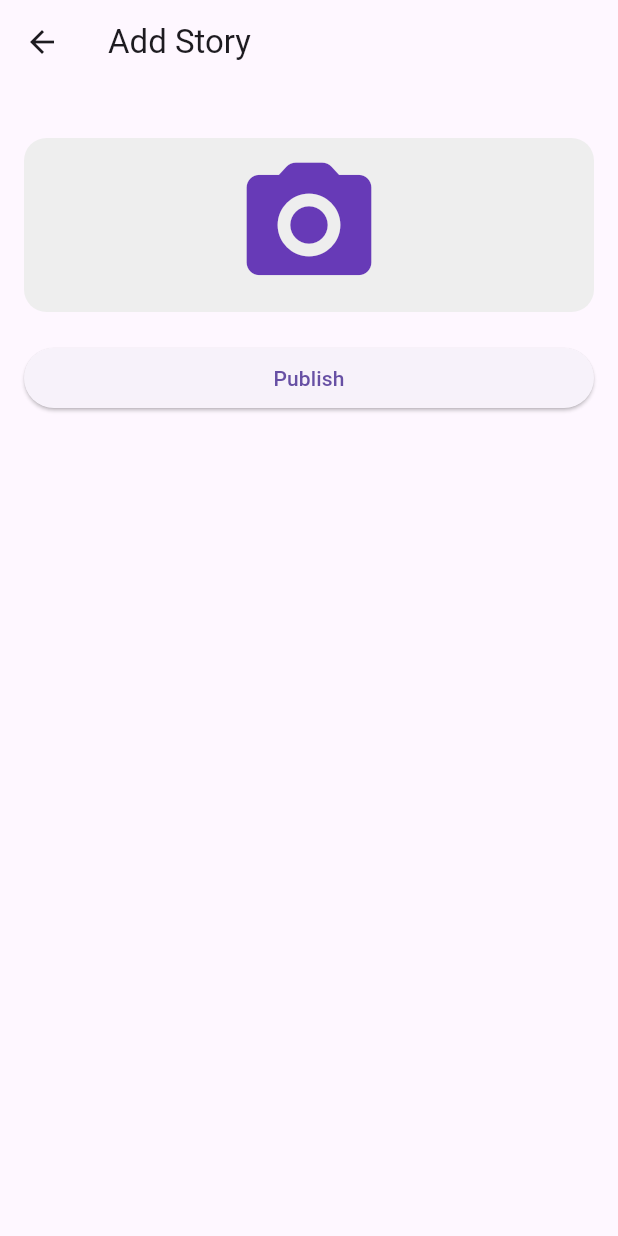
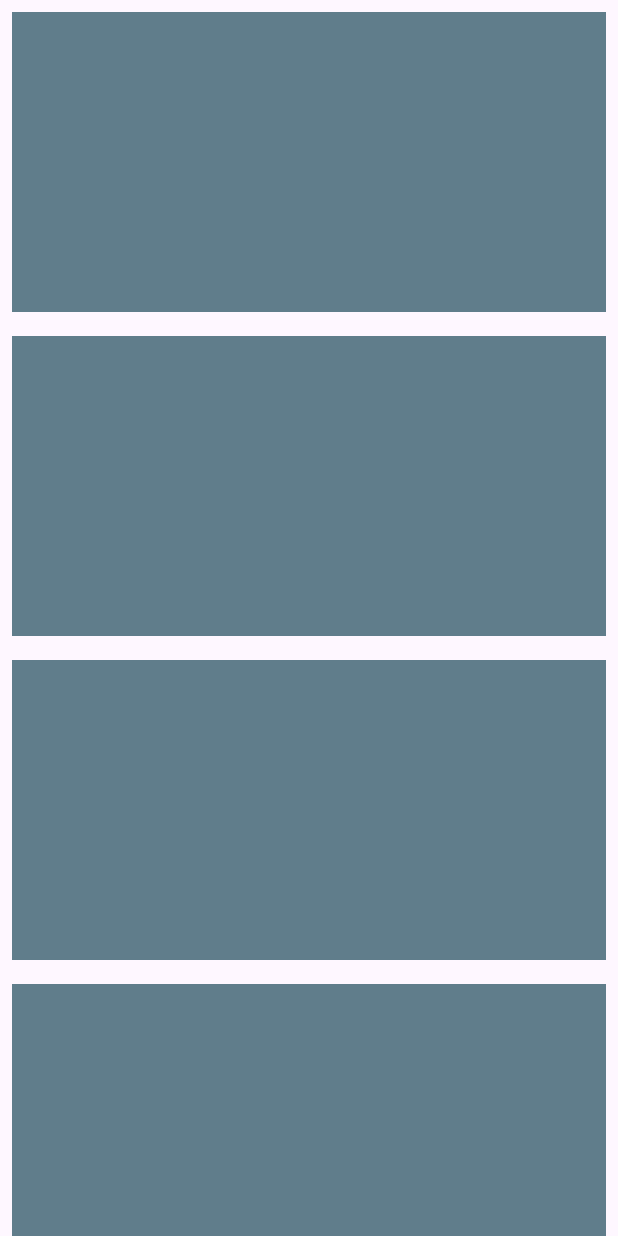
Before and after one commit to keylabintang/sutoriapp_hop, a Flutter app: the AddStoryScreen screen opened directly, on a phone screen of 412 x 824 dp. Run offline on Flutter 3.47's test engine with Material 3 defaults, Android fonts, the phone set to English and light mode, and no system bars.

Commit message:
list view + layout builder

```diff
--- a/lib/ui/add_story_screen.dart
+++ b/lib/ui/add_story_screen.dart
@@ -4,39 +4,32 @@ class AddStoryScreen extends StatelessWidget {
   @override
   Widget build(BuildContext context) {
     return Scaffold(
-      appBar: AppBar(
-        title: Text("Add Story"),
-      ),
-      body: Padding(
-        padding: const EdgeInsets.all(16.0),
-        child: Column(
-          crossAxisAlignment: CrossAxisAlignment.stretch,
-          children: [
-            SizedBox(
-              height: 20,
-            ),
-            Container(
-              decoration: BoxDecoration(
-                borderRadius: BorderRadius.circular(15),
-                color: Colors.grey[200],
-              ),
-              child: IconButton(
-                onPressed: () {},
-                iconSize: 100,
-                icon: Icon(Icons.camera_alt_rounded),
-                color: Colors.deepPurple,
-              ),
-            ),
-            SizedBox(
-              height: 20,
-            ),
-            ElevatedButton(
-              onPressed: () {},
-              child: Text('Publish'),
-            ),
-          ],
-        ),
-      ),
-    );
+        body: LayoutBuilder(builder: (BuildContext context, constraints) {
+      if (constraints.maxWidth < 600) {
+        return ListView(
+          children: _generateConstaints(),
+        );
+      } else if (constraints.maxWidth < 900) {
+        return GridView.count(
+          crossAxisCount: 2,
+          children: _generateConstaints(),
+        );
+      } else {
+        return GridView.count(
+          crossAxisCount: 6,
+          children: _generateConstaints(),
+        );
+      }
+    }));
+  }
+
+  List<Widget> _generateConstaints() {
+    return List<Widget>.generate(10, (index) {
+      return Container(
+        margin: EdgeInsets.all(8),
+        color: Colors.blueGrey,
+        height: 200,
+      );
+    });
   }
 }
```
Also changed, not shown: lib/ui/info_detail_screen.dart (+19 -3 lines).
